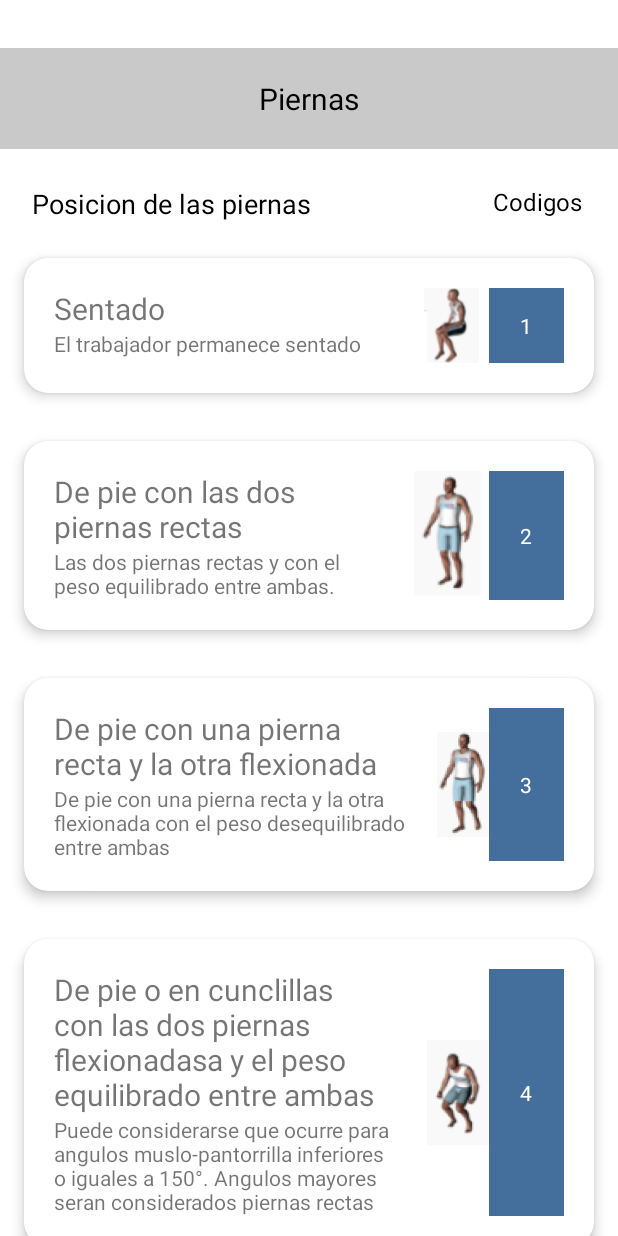
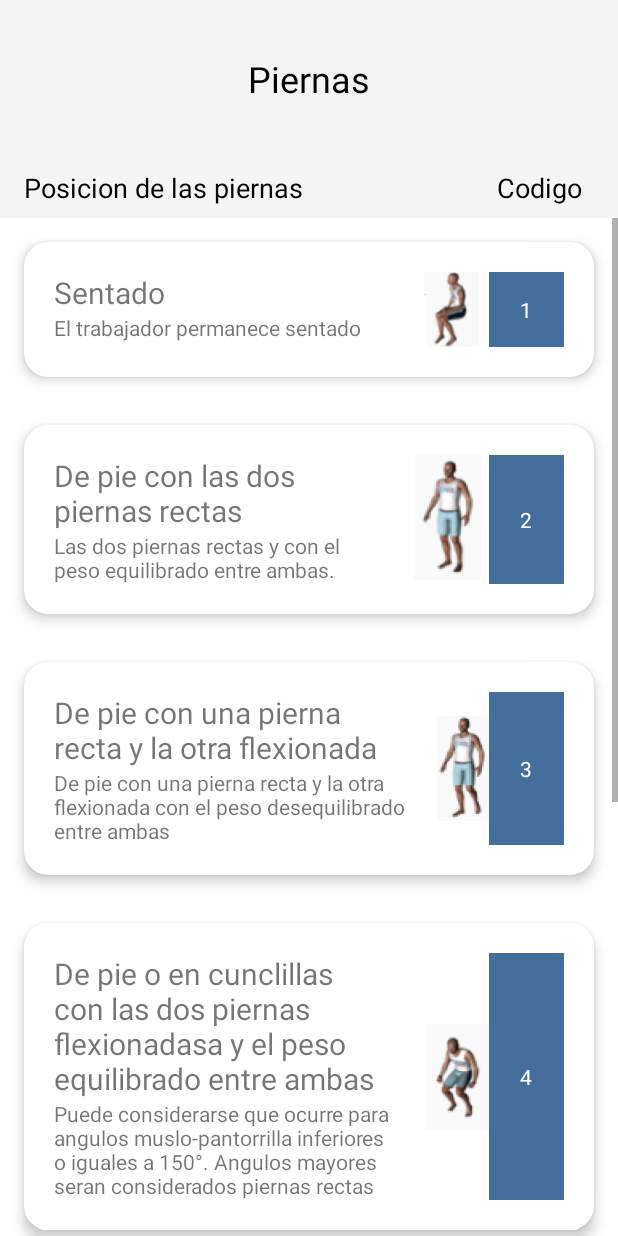
Before and after one commit to AsaelRddz/ERG-II, an Android app: the CalculoActivity screen opened directly, with no data from a screen before it, after a tap on "CANTIDAD", on a phone screen of 412 x 824 dp. Run offline under Robolectric (Android 15) with nearby library versions, the phone set to English and light mode, and no system bars; our stand-ins replace Firebase (no records; nobody signed in at launch, a user with empty details on screens opened directly).

Commit message:
Correciones en el calculo y avance en el rediseño

```diff
--- a/app/src/main/java/com/erg_iiapp/view/CalculoActivity.kt
+++ b/app/src/main/java/com/erg_iiapp/view/CalculoActivity.kt
@@ -47,9 +47,7 @@
 
         inicializarFirebase()
         clicks()
-        intents()
         vistaInicial()
-        binding.progressBar.visibility = View.GONE
     }
 
     private fun inicializarFirebase() {
@@ -122,45 +120,6 @@
                 binding.btnPierna.isEnabled = true
             }
         })
-    }
-
-
-    private fun intents() {
-        binding.btnPierna.setOnClickListener { startActivity(Intent(this, PiernaActivity::class.java)) }
-        binding.btnEspalda.setOnClickListener { startActivity(Intent(this, EspaldaActivity::class.java)) }
-        binding.btnBrazos.setOnClickListener { startActivity(Intent(this, BrazoActivity::class.java)) }
-        binding.btnCarga.setOnClickListener { startActivity(Intent(this, PesoActivity::class.java)) }
-    }
-
-    private fun clicks() {
-        binding.btnCalcular.setOnClickListener {
-            if (binding.btnPierna.text.toString() != getString(R.string.cantidad) && binding.btnEspalda.text.toString()  != getString(R.string.cantidad) &&
-                binding.btnBrazos.text.toString() != getString(R.string.cantidad) && binding.btnCarga.text.toString() != getString(R.string.cantidad)){
-                calcular()
-            } else {
-                Toast.makeText(this, "Verifique que todos los campos hayan sido llenados", Toast.LENGTH_SHORT).show()
-            }
-        }
-
-        binding.btnLimpiar.setOnClickListener {
-            binding.progressBar.visibility = View.VISIBLE
-
-            Handler().postDelayed({
-                databaseReference?.child("datosPierna")?.removeValue()
-                databaseReference?.child("datosEspalda")?.removeValue()
-                databaseReference?.child("datosBrazos")?.removeValue()
-                databaseReference?.child("datosCarga")?.removeValue()
-                recreate()
-            }, 1500)
-
-        }
-    }
-
-    override fun onBackPressed() {
-        if (binding.btnPierna.text.toString() == getString(R.string.cantidad) && binding.btnEspalda.text.toString()  == getString(R.string.cantidad) &&
-            binding.btnBrazos.text.toString() == getString(R.string.cantidad) && binding.btnCarga.text.toString() == getString(R.string.cantidad)){
-            startActivity(Intent(this, MainActivity::class.java))
-        }
     }
 
     private fun calcular() {
@@ -245,4 +204,44 @@
             }
         }
     }
+
+    private fun clicks() {
+        binding.btnCalcular.setOnClickListener {
+            if (binding.btnPierna.text.toString() != getString(R.string.cantidad) && binding.btnEspalda.text.toString()  != getString(R.string.cantidad) &&
+                binding.btnBrazos.text.toString() != getString(R.string.cantidad) && binding.btnCarga.text.toString() != getString(R.string.cantidad)){
+                calcular()
+            } else {
+                Toast.makeText(this, "Verifique que todos los campos hayan sido llenados", Toast.LENGTH_SHORT).show()
+            }
+        }
+
+        binding.btnLimpiar.setOnClickListener {
+            limpieza()
+            startActivity(Intent(this, MainActivity::class.java))
+        }
+
+        binding.btnPierna.setOnClickListener { startActivity(Intent(this, PiernaActivity::class.java)) }
+        binding.btnEspalda.setOnClickListener { startActivity(Intent(this, EspaldaActivity::class.java)) }
+        binding.btnBrazos.setOnClickListener { startActivity(Intent(this, BrazoActivity::class.java)) }
+        binding.btnCarga.setOnClickListener { startActivity(Intent(this, PesoActivity::class.java)) }
+    }
+
+    private fun limpieza() {
+        databaseReference?.child("datosPierna")?.removeValue()
+        databaseReference?.child("datosEspalda")?.removeValue()
+        databaseReference?.child("datosBrazos")?.removeValue()
+        databaseReference?.child("datosCarga")?.removeValue()
+    }
+
+    override fun onBackPressed() {
+        if (binding.btnPierna.text.toString() == getString(R.string.cantidad) && binding.btnEspalda.text.toString()  == getString(R.string.cantidad) &&
+            binding.btnBrazos.text.toString() == getString(R.string.cantidad) && binding.btnCarga.text.toString() == getString(R.string.cantidad)){
+            startActivity(Intent(this, MainActivity::class.java))
+        }
+    }
+
+    override fun onDestroy() {
+        limpieza()
+        super.onDestroy()
+    }
 }
--- a/app/src/main/res/layout/activity_brazo.xml
+++ b/app/src/main/res/layout/activity_brazo.xml
@@ -44,7 +44,7 @@
             android:layout_width="wrap_content"
             android:layout_height="wrap_content"
             android:layout_marginEnd="24dp"
-            android:text="Codigos"
+            android:text="@string/codigo"
             android:textColor="@color/black"
             android:textSize="16sp"
             app:layout_constraintEnd_toEndOf="parent"
--- a/app/src/main/res/layout/activity_espalda.xml
+++ b/app/src/main/res/layout/activity_espalda.xml
@@ -44,7 +44,7 @@
             android:layout_width="wrap_content"
             android:layout_height="wrap_content"
             android:layout_marginEnd="24dp"
-            android:text="Codigos"
+            android:text="@string/codigo"
             android:textColor="@color/black"
             android:textSize="16sp"
             app:layout_constraintEnd_toEndOf="parent"
--- a/app/src/main/res/layout/activity_peso.xml
+++ b/app/src/main/res/layout/activity_peso.xml
@@ -43,7 +43,7 @@
             android:layout_width="wrap_content"
             android:layout_height="wrap_content"
             android:layout_marginEnd="24dp"
-            android:text="Codigos"
+            android:text="@string/codigo"
             android:textColor="@color/black"
             android:textSize="16sp"
             app:layout_constraintEnd_toEndOf="parent"
--- a/app/src/main/res/layout/activity_pierna.xml
+++ b/app/src/main/res/layout/activity_pierna.xml
@@ -1,27 +1,37 @@
 <?xml version="1.0" encoding="utf-8"?>
-<androidx.core.widget.NestedScrollView xmlns:android="http://schemas.android.com/apk/res/android"
+<androidx.constraintlayout.widget.ConstraintLayout xmlns:android="http://schemas.android.com/apk/res/android"
     xmlns:app="http://schemas.android.com/apk/res-auto"
     xmlns:tools="http://schemas.android.com/tools"
     android:layout_width="match_parent"
-    android:layout_height="match_parent"
+    android:layout_height="wrap_content"
     android:orientation="vertical"
     tools:context=".view.ejercicios.PiernaActivity">
 
+        <androidx.constraintlayout.widget.Guideline
+            android:id="@+id/guideline3"
+            android:layout_width="wrap_content"
+            android:layout_height="wrap_content"
+            android:orientation="vertical"
+            app:layout_constraintGuide_begin="205dp" />
+
     <androidx.constraintlayout.widget.ConstraintLayout
+        android:id="@+id/titulo_cl"
         android:layout_width="match_parent"
-        android:layout_height="wrap_content">
+        android:layout_height="wrap_content"
+        android:background="@color/bg_scrollview"
+        app:layout_constraintEnd_toEndOf="parent"
+        app:layout_constraintStart_toStartOf="parent"
+        app:layout_constraintTop_toTopOf="parent">
 
         <TextView
             android:id="@+id/textView3"
-            android:layout_width="match_parent"
+            android:layout_width="wrap_content"
             android:layout_height="wrap_content"
-            android:layout_marginTop="32dp"
-            android:background="@color/bg_textview"
-            android:gravity="center"
+            android:layout_marginTop="16dp"
             android:padding="20dp"
             android:text="@string/pierna"
             android:textColor="@color/black"
-            android:textSize="20sp"
+            android:textSize="24sp"
             app:layout_constraintEnd_toEndOf="parent"
             app:layout_constraintStart_toStartOf="parent"
             app:layout_constraintTop_toTopOf="parent" />
@@ -30,43 +40,45 @@
             android:id="@+id/textView12"
             android:layout_width="wrap_content"
             android:layout_height="wrap_content"
-            android:layout_marginStart="24dp"
+            android:layout_marginStart="16dp"
             android:layout_marginTop="24dp"
+            android:layout_marginBottom="8dp"
             android:text="Posicion de las piernas"
             android:textColor="@color/black"
             android:textSize="18sp"
-            app:layout_constraintEnd_toStartOf="@+id/guideline3"
+            app:layout_constraintBottom_toBottomOf="parent"
             app:layout_constraintStart_toStartOf="parent"
-            app:layout_constraintTop_toBottomOf="@+id/textView3" />
+            app:layout_constraintTop_toBottomOf="@+id/textView3"
+            app:layout_constraintVertical_bias="0.0" />
 
         <TextView
             android:id="@+id/textView13"
             android:layout_width="wrap_content"
             android:layout_height="wrap_content"
             android:layout_marginEnd="24dp"
-            android:text="Codigos"
+            android:layout_marginBottom="8dp"
+            android:text="@string/codigo"
             android:textColor="@color/black"
-            android:textSize="16sp"
+            android:textSize="18sp"
+            app:layout_constraintBottom_toBottomOf="parent"
             app:layout_constraintEnd_toEndOf="parent"
             app:layout_constraintTop_toTopOf="@+id/textView12" />
 
-        <androidx.constraintlayout.widget.Guideline
-            android:id="@+id/guideline3"
-            android:layout_width="wrap_content"
-            android:layout_height="wrap_content"
-            android:orientation="vertical"
-            app:layout_constraintGuide_begin="205dp" />
+    </androidx.constraintlayout.widget.ConstraintLayout>
+
+    <ScrollView
+        android:layout_width="match_parent"
+        android:layout_height="0dp"
+        app:layout_constraintBottom_toBottomOf="parent"
+        app:layout_constraintEnd_toEndOf="parent"
+        app:layout_constraintStart_toStartOf="parent"
+        app:layout_constraintTop_toBottomOf="@+id/titulo_cl">
 
         <LinearLayout
             android:id="@+id/containerCards"
             android:layout_width="match_parent"
             android:layout_height="wrap_content"
-            android:layout_marginTop="8dp"
-            android:orientation="vertical"
-            app:layout_constraintBottom_toBottomOf="parent"
-            app:layout_constraintEnd_toEndOf="parent"
-            app:layout_constraintStart_toStartOf="parent"
-            app:layout_constraintTop_toBottomOf="@+id/textView12">
+            android:orientation="vertical">
 
             <com.google.android.material.card.MaterialCardView
                 android:id="@+id/card1_espalda"
@@ -538,9 +550,8 @@
 
                 </androidx.constraintlayout.widget.ConstraintLayout>
             </com.google.android.material.card.MaterialCardView>
+        </LinearLayout>
+    </ScrollView>
 
 
-        </LinearLayout>
-
-    </androidx.constraintlayout.widget.ConstraintLayout>
-</androidx.core.widget.NestedScrollView>
+</androidx.constraintlayout.widget.ConstraintLayout>
--- a/app/src/main/res/values/colors.xml
+++ b/app/src/main/res/values/colors.xml
@@ -15,4 +15,5 @@
     <color name="resultado3">#ffcc99</color>
     <color name="resultado4">#ff9966</color>
     <color name="azul_bajo">#346EA8</color>
+    <color name="bg_scrollview">#198E8E8E</color>
 </resources>
--- a/app/src/main/res/values/strings.xml
+++ b/app/src/main/res/values/strings.xml
@@ -64,4 +64,5 @@
     <string name="acciones_futuro">Se requieren acciones correctivas en un futuro cercano</string>
     <string name="acciones_asap">Se requieren acciones correctivas lo antes posible</string>
     <string name="acciones_inmediatas">Se requiere tomar acciones correctivas inmediatamente</string>
+    <string name="codigo">Codigo</string>
 </resources>
```
Also changed, not shown: app/src/main/res/layout/activity_calculo.xml (+0 -11 lines).
